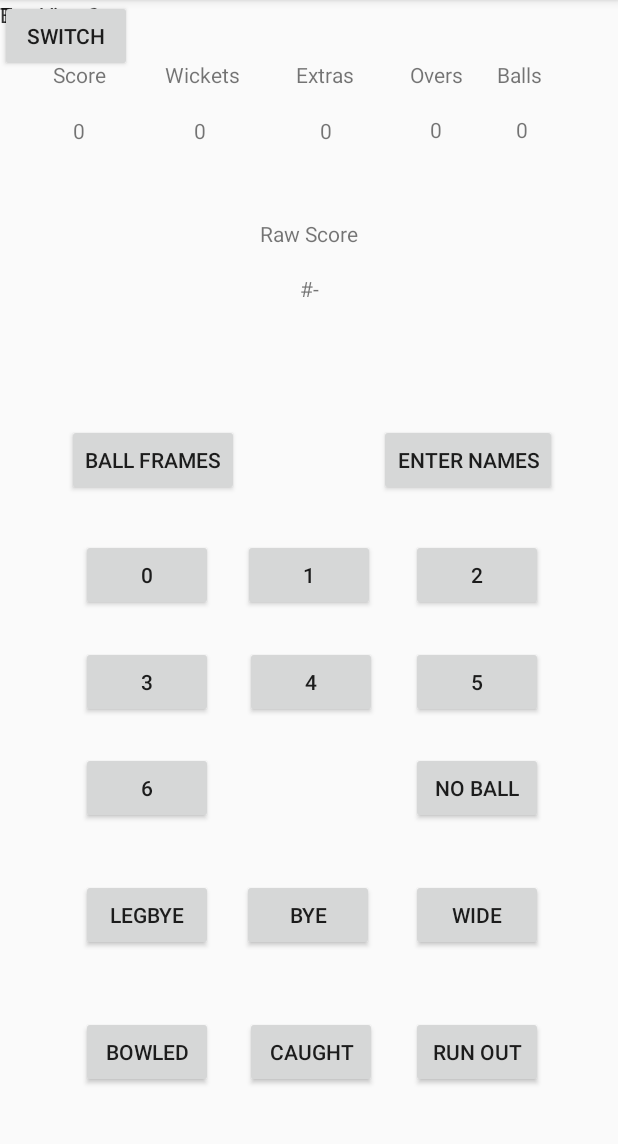
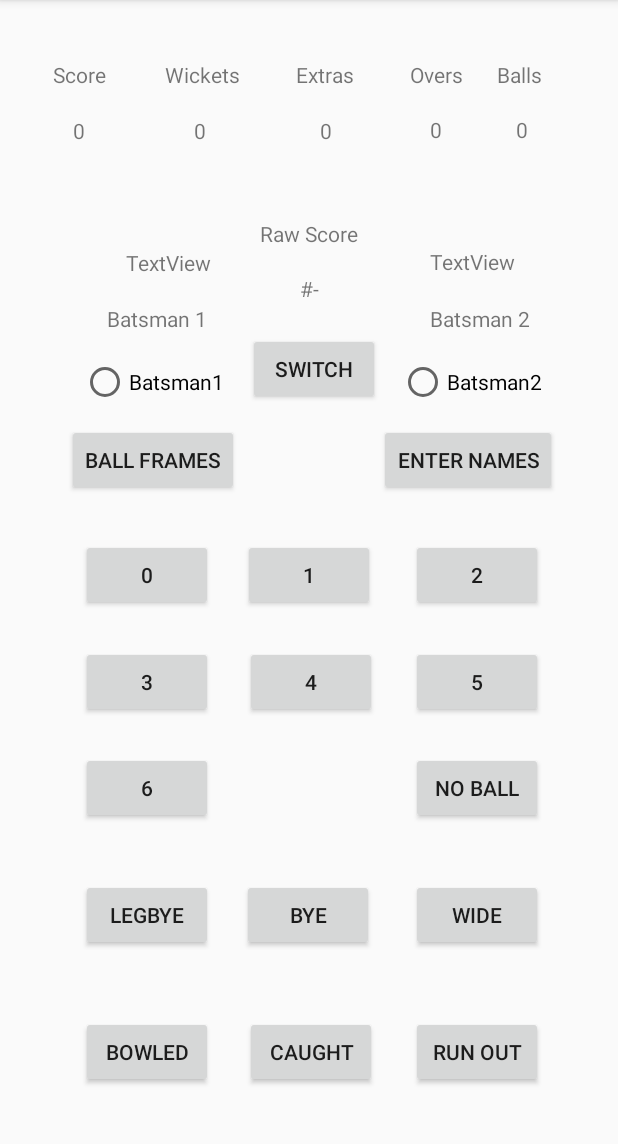
Before and after one commit to varounhanooman/CricketScoringApp, an Android app: the screen it shows after launch (MainActivity), on a phone screen of 412 x 824 dp, the part 84-1228 px from its top. Run offline under Robolectric (Android 15) with nearby library versions, the phone set to English and light mode, and no system bars.

Commit message:
started work on radio buttons

```diff
--- a/app/src/main/java/com/example/cricket/MainActivity.kt
+++ b/app/src/main/java/com/example/cricket/MainActivity.kt
@@ -5,6 +5,7 @@ import androidx.appcompat.app.AppCompatActivity
 import android.os.Bundle
 import android.view.View
 import android.widget.Button
+import android.widget.RadioButton
 import android.widget.TextView
 import kotlinx.android.synthetic.main.activity_main.*
 
@@ -17,6 +18,7 @@ class MainActivity : AppCompatActivity() {
         val context = this
 
         // get reference to button
+        //scoring buttons
         val btn0runs =findViewById<Button>(R.id.btn0runs)
         val btn1run =findViewById<Button>(R.id.btn1run)
         val btn2runs =findViewById<Button>(R.id.btn2runs)
@@ -24,21 +26,31 @@ class MainActivity : AppCompatActivity() {
         val btn4runs =findViewById<Button>(R.id.btn4runs)
         val btn5runs =findViewById<Button>(R.id.btn5runs)
         val btn6runs =findViewById<Button>(R.id.btn6runs)
+        //wicket buttons
         val btnBowled = findViewById<Button>(R.id.btnBowled)
         val btnCaught = findViewById<Button>(R.id.btnCaught)
         val btnRunOut = findViewById<Button>(R.id.btnRunOut)
+        //extras buttons
         val btnNoBall = findViewById<Button>(R.id.btnNoBall)
         val btnWide = findViewById<Button>(R.id.btnWide)
         val btnBye = findViewById<Button>(R.id.btnBye)
         val btnLegBye = findViewById<Button>(R.id.btnLegBye)
         val btnBallFrame = findViewById<Button>(R.id.btnBallFrame)
 
+        //other buttons
+        val btnSwitchBatsman = findViewById<Button>(R.id.btnSwitchBatsman)
+        val rBtnBatsman1 = findViewById<RadioButton>(R.id.rBtnBatsman1)
+        val rBtnBatsman2 = findViewById<RadioButton>(R.id.rBtnBatsman2)
+
+        //text views
         val textScore = findViewById<TextView>(R.id.textScore)
         val textRawScore = findViewById<TextView>(R.id.textRawScore)
         val textOvers = findViewById<TextView>(R.id.textOvers)
         val textBalls = findViewById<TextView>(R.id.textBalls)
         val textWickets = findViewById<TextView>(R.id.textWickets)
         val textExtras = findViewById<TextView>(R.id.textExtras)
+        val textBatsman1 = findViewById<TextView>(R.id.textBatsman1)
+        val textBatsman2 = findViewById<TextView>(R.id.textBatsman2)
 
         /*
         class BallDataFrame constructor(
--- a/app/src/main/res/layout/activity_main.xml
+++ b/app/src/main/res/layout/activity_main.xml
@@ -347,53 +347,84 @@
         android:layout_width="wrap_content"
         android:layout_height="wrap_content"
         android:text="Batsman 1"
-        tools:layout_editor_absoluteX="62dp"
-        tools:layout_editor_absoluteY="210dp" />
+        app:layout_constraintBottom_toBottomOf="parent"
+        app:layout_constraintHorizontal_bias="0.206"
+        app:layout_constraintLeft_toLeftOf="parent"
+        app:layout_constraintRight_toRightOf="parent"
+        app:layout_constraintTop_toTopOf="parent"
+        app:layout_constraintVertical_bias="0.271" />
 
     <TextView
         android:id="@+id/textBatsman2Label"
         android:layout_width="wrap_content"
         android:layout_height="wrap_content"
         android:text="Batsman 2"
-        tools:layout_editor_absoluteX="285dp"
-        tools:layout_editor_absoluteY="210dp" />
+        app:layout_constraintBottom_toBottomOf="parent"
+        app:layout_constraintHorizontal_bias="0.831"
+        app:layout_constraintLeft_toLeftOf="parent"
+        app:layout_constraintRight_toRightOf="parent"
+        app:layout_constraintTop_toTopOf="parent"
+        app:layout_constraintVertical_bias="0.271" />
 
     <Button
         android:id="@+id/btnSwitchBatsman"
         android:layout_width="wrap_content"
         android:layout_height="wrap_content"
         android:text="Switch"
-        tools:layout_editor_absoluteX="169dp"
-        tools:layout_editor_absoluteY="208dp" />
+        app:layout_constraintBottom_toBottomOf="parent"
+        app:layout_constraintHorizontal_bias="0.51"
+        app:layout_constraintLeft_toLeftOf="parent"
+        app:layout_constraintRight_toRightOf="parent"
+        app:layout_constraintTop_toTopOf="parent"
+        app:layout_constraintVertical_bias="0.308" />
 
-    <RadioButton
-        android:id="@+id/rBtnBatsman1"
-        android:layout_width="wrap_content"
-        android:layout_height="wrap_content"
-        tools:layout_editor_absoluteX="26dp"
-        tools:layout_editor_absoluteY="232dp" />
-
-    <RadioButton
-        android:id="@+id/rBtnBatsman2"
-        android:layout_width="wrap_content"
-        android:layout_height="wrap_content"
-        tools:layout_editor_absoluteX="268dp"
-        tools:layout_editor_absoluteY="230dp" />
 
     <TextView
         android:id="@+id/textBatsman1"
         android:layout_width="wrap_content"
         android:layout_height="wrap_content"
         android:text="TextView"
-        tools:layout_editor_absoluteX="71dp"
-        tools:layout_editor_absoluteY="237dp" />
+        app:layout_constraintBottom_toBottomOf="parent"
+        app:layout_constraintHorizontal_bias="0.237"
+        app:layout_constraintLeft_toLeftOf="parent"
+        app:layout_constraintRight_toRightOf="parent"
+        app:layout_constraintTop_toTopOf="parent"
+        app:layout_constraintVertical_bias="0.221" />
 
     <TextView
         android:id="@+id/textBatsman2"
         android:layout_width="wrap_content"
         android:layout_height="wrap_content"
         android:text="TextView"
-        tools:layout_editor_absoluteX="308dp"
-        tools:layout_editor_absoluteY="237dp" />
+        app:layout_constraintBottom_toBottomOf="parent"
+        app:layout_constraintHorizontal_bias="0.807"
+        app:layout_constraintLeft_toLeftOf="parent"
+        app:layout_constraintRight_toRightOf="parent"
+        app:layout_constraintTop_toTopOf="parent"
+        app:layout_constraintVertical_bias="0.22" />
+
+    <RadioButton
+        android:id="@+id/rBtnBatsman1"
+        android:layout_width="wrap_content"
+        android:layout_height="wrap_content"
+        android:text="Batsman1"
+        app:layout_constraintBottom_toBottomOf="parent"
+        app:layout_constraintHorizontal_bias="0.171"
+        app:layout_constraintLeft_toLeftOf="parent"
+        app:layout_constraintRight_toRightOf="parent"
+        app:layout_constraintTop_toTopOf="parent"
+        app:layout_constraintVertical_bias="0.324" />
+
+    <RadioButton
+        android:id="@+id/rBtnBatsman2"
+        android:layout_width="wrap_content"
+        android:layout_height="wrap_content"
+        android:text="Batsman2"
+        app:layout_constraintBottom_toBottomOf="parent"
+        app:layout_constraintHorizontal_bias="0.841"
+        app:layout_constraintLeft_toLeftOf="parent"
+        app:layout_constraintRight_toRightOf="parent"
+        app:layout_constraintTop_toTopOf="parent"
+        app:layout_constraintVertical_bias="0.324" />
 
 </androidx.constraintlayout.widget.ConstraintLayout>
```
